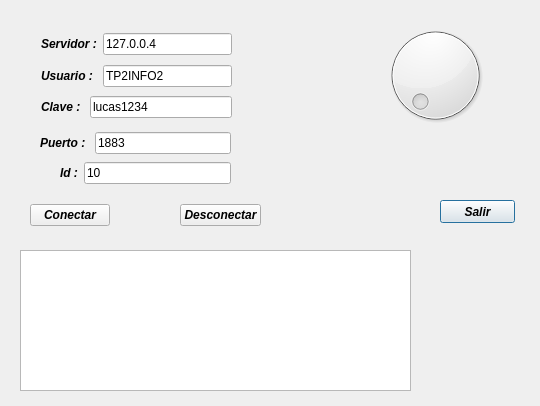
This is dialog.ui in mpenon4/Nodo-de-prueba-Qt as Qt 5 draws it before an edit. The edited form follows.
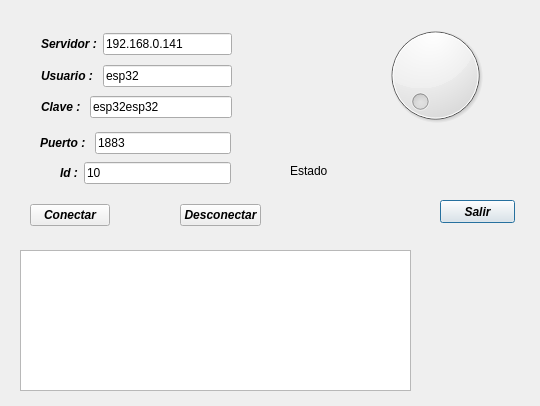
This is the edited form. Icons and pictures are not drawn.

Patch:
```diff
--- a/dialog.ui
+++ b/dialog.ui
@@ -181,7 +181,7 @@
     <item>
      <widget class="QLineEdit" name="le_clave">
       <property name="text">
-       <string>lucas1234</string>
+       <string>esp32esp32</string>
       </property>
      </widget>
     </item>
@@ -215,7 +215,7 @@
     <item>
      <widget class="QLineEdit" name="le_usuario">
       <property name="text">
-       <string>TP2INFO2</string>
+       <string>esp32</string>
       </property>
       <property name="readOnly">
        <bool>false</bool>
@@ -257,7 +257,7 @@
     <item>
      <widget class="QLineEdit" name="le_serv">
       <property name="text">
-       <string>127.0.0.4</string>
+       <string>192.168.0.141</string>
       </property>
       <property name="readOnly">
        <bool>false</bool>
@@ -324,9 +324,9 @@
   <widget class="QLabel" name="LedImageLabel">
    <property name="geometry">
     <rect>
-     <x>250</x>
+     <x>270</x>
      <y>30</y>
-     <width>111</width>
+     <width>101</width>
      <height>101</height>
     </rect>
    </property>
@@ -337,6 +337,35 @@
     <bool>true</bool>
    </property>
   </widget>
+  <widget class="QLabel" name="label_6">
+   <property name="geometry">
+    <rect>
+     <x>380</x>
+     <y>160</y>
+     <width>71</width>
+     <height>21</height>
+    </rect>
+   </property>
+   <property name="text">
+    <string/>
+   </property>
+   <property name="scaledContents">
+    <bool>true</bool>
+   </property>
+  </widget>
+  <widget class="QLabel" name="label_7">
+   <property name="geometry">
+    <rect>
+     <x>290</x>
+     <y>155</y>
+     <width>71</width>
+     <height>31</height>
+    </rect>
+   </property>
+   <property name="text">
+    <string>Estado</string>
+   </property>
+  </widget>
  </widget>
  <resources/>
  <connections>
```
Left out of the diff: 3 changed lines with no effect on the pictures.
